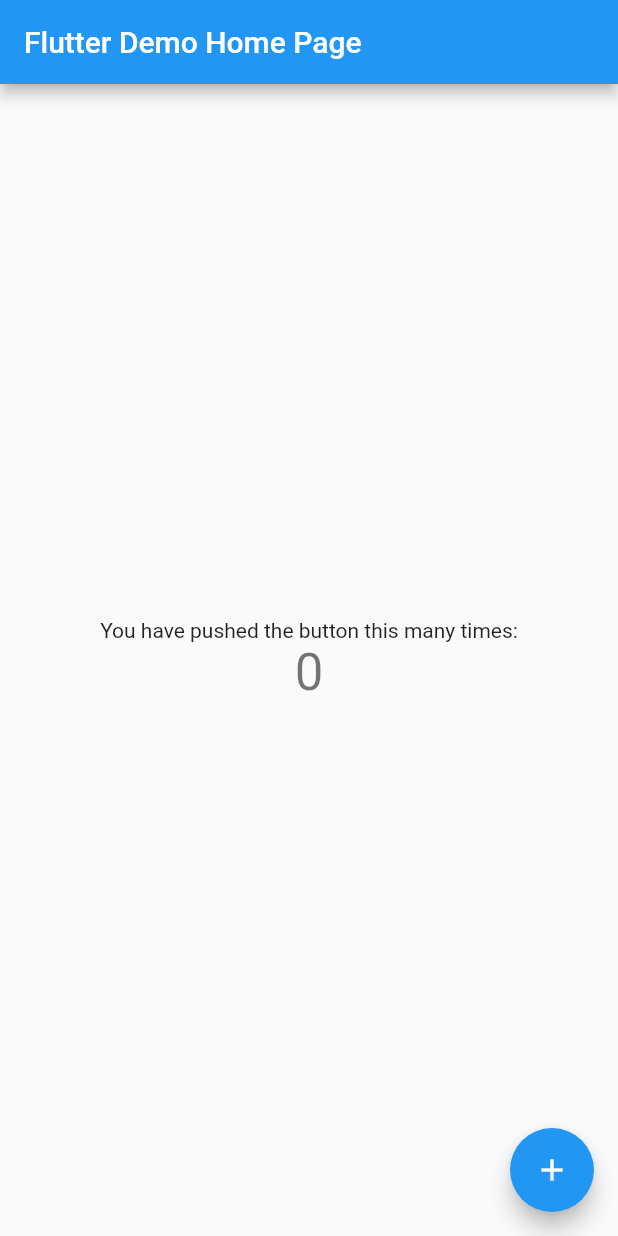
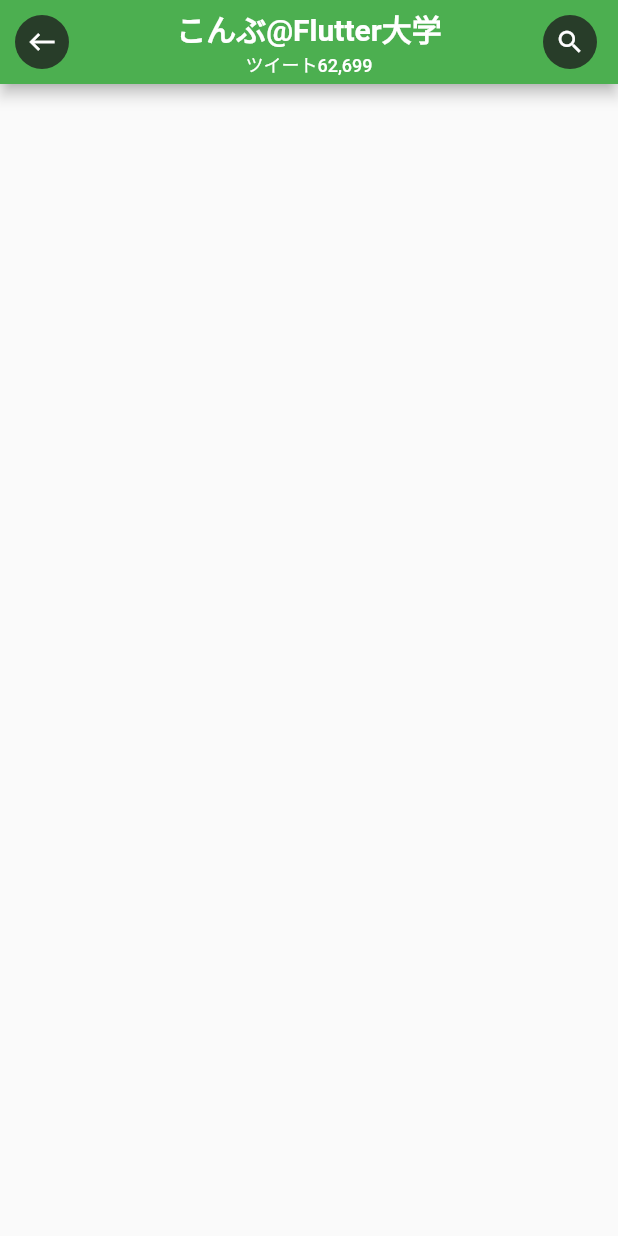
Before and after one commit to imakyo97/FlutterStudy, a Flutter app: the screen it shows after launch, on a phone screen of 412 x 824 dp. Run offline on Flutter 3.47's test engine with Material 2 defaults, Android fonts, the phone set to English and light mode, and no system bars.

Commit message:
AppBarを実装

```diff
--- a/twitter_ui/lib/main.dart
+++ b/twitter_ui/lib/main.dart
@@ -1,4 +1,6 @@
 import 'package:flutter/material.dart';
+
+import 'widgetParts/AppBarCircleButton.dart';
 
 void main() {
   runApp(const MyApp());
@@ -13,103 +15,41 @@ class MyApp extends StatelessWidget {
     return MaterialApp(
       title: 'Flutter Demo',
       theme: ThemeData(
-        // This is the theme of your application.
-        //
-        // Try running your application with "flutter run". You'll see the
-        // application has a blue toolbar. Then, without quitting the app, try
-        // changing the primarySwatch below to Colors.green and then invoke
-        // "hot reload" (press "r" in the console where you ran "flutter run",
-        // or simply save your changes to "hot reload" in a Flutter IDE).
-        // Notice that the counter didn't reset back to zero; the application
-        // is not restarted.
-        primarySwatch: Colors.blue,
+        primarySwatch: Colors.green,
       ),
-      home: const MyHomePage(title: 'Flutter Demo Home Page'),
+      home: const MyTwitterPage(),
     );
   }
 }
 
-class MyHomePage extends StatefulWidget {
-  const MyHomePage({super.key, required this.title});
-
-  // This widget is the home page of your application. It is stateful, meaning
-  // that it has a State object (defined below) that contains fields that affect
-  // how it looks.
-
-  // This class is the configuration for the state. It holds the values (in this
-  // case the title) provided by the parent (in this case the App widget) and
-  // used by the build method of the State. Fields in a Widget subclass are
-  // always marked "final".
-
-  final String title;
-
-  @override
-  State<MyHomePage> createState() => _MyHomePageState();
-}
-
-class _MyHomePageState extends State<MyHomePage> {
-  int _counter = 0;
-
-  void _incrementCounter() {
-    setState(() {
-      // This call to setState tells the Flutter framework that something has
-      // changed in this State, which causes it to rerun the build method below
-      // so that the display can reflect the updated values. If we changed
-      // _counter without calling setState(), then the build method would not be
-      // called again, and so nothing would appear to happen.
-      _counter++;
-    });
-  }
+class MyTwitterPage extends StatelessWidget {
+  const MyTwitterPage({super.key});
 
   @override
   Widget build(BuildContext context) {
-    // This method is rerun every time setState is called, for instance as done
-    // by the _incrementCounter method above.
-    //
-    // The Flutter framework has been optimized to make rerunning build methods
-    // fast, so that you can just rebuild anything that needs updating rather
-    // than having to individually change instances of widgets.
     return Scaffold(
       appBar: AppBar(
-        // Here we take the value from the MyHomePage object that was created by
-        // the App.build method, and use it to set our appbar title.
-        title: Text(widget.title),
-      ),
-      body: Center(
-        // Center is a layout widget. It takes a single child and positions it
-        // in the middle of the parent.
-        child: Column(
-          // Column is also a layout widget. It takes a list of children and
-          // arranges them vertically. By default, it sizes itself to fit its
-          // children horizontally, and tries to be as tall as its parent.
-          //
-          // Invoke "debug painting" (press "p" in the console, choose the
-          // "Toggle Debug Paint" action from the Flutter Inspector in Android
-          // Studio, or the "Toggle Debug Paint" command in Visual Studio Code)
-          // to see the wireframe for each widget.
-          //
-          // Column has various properties to control how it sizes itself and
-          // how it positions its children. Here we use mainAxisAlignment to
-          // center the children vertically; the main axis here is the vertical
-          // axis because Columns are vertical (the cross axis would be
-          // horizontal).
-          mainAxisAlignment: MainAxisAlignment.center,
-          children: <Widget>[
-            const Text(
-              'You have pushed the button this many times:',
+        title: Column(
+          children: const [
+            Text(
+              'こんぶ@Flutter大学',
+              style: TextStyle(fontWeight: FontWeight.bold),
             ),
             Text(
-              '$_counter',
-              style: Theme.of(context).textTheme.headline4,
+              'ツイート62,699',
+              style: TextStyle(fontSize: 12),
             ),
           ],
         ),
+        centerTitle: true,
+        leading: const AppBarCircleButton(
+          iconData: Icons.west,
+        ),
+        actions: const [
+          AppBarCircleButton(iconData: Icons.search),
+        ],
       ),
-      floatingActionButton: FloatingActionButton(
-        onPressed: _incrementCounter,
-        tooltip: 'Increment',
-        child: const Icon(Icons.add),
-      ), // This trailing comma makes auto-formatting nicer for build methods.
+      body: Center(),
     );
   }
 }
--- /dev/null
+++ b/twitter_ui/lib/widgetParts/AppBarCircleButton.dart
@@ -0,0 +1,32 @@
+import 'package:flutter/material.dart';
+
+class AppBarCircleButton extends StatelessWidget {
+  const AppBarCircleButton({
+    Key? key,
+    required this.iconData,
+  }) : super(key: key);
+
+  final IconData iconData;
+
+  @override
+  Widget build(BuildContext context) {
+    // AppBar内では高さや横幅が制限されており、うまくサイズを調整できない
+    // Containerで囲んで、marginを設定することでサイズを調整
+    // https://qiita.com/ryoya-cre8tor/items/338d357123188ac89145
+    return Container(
+      margin: const EdgeInsets.symmetric(vertical: 10),
+      child: ElevatedButton(
+        style: ElevatedButton.styleFrom(
+          backgroundColor: const Color.fromARGB(200, 30, 30, 30),
+          shape: const CircleBorder(),
+          elevation: 0,
+        ),
+        child: Icon(
+          iconData,
+          size: 20,
+        ),
+        onPressed: () {},
+      ),
+    );
+  }
+}
```
